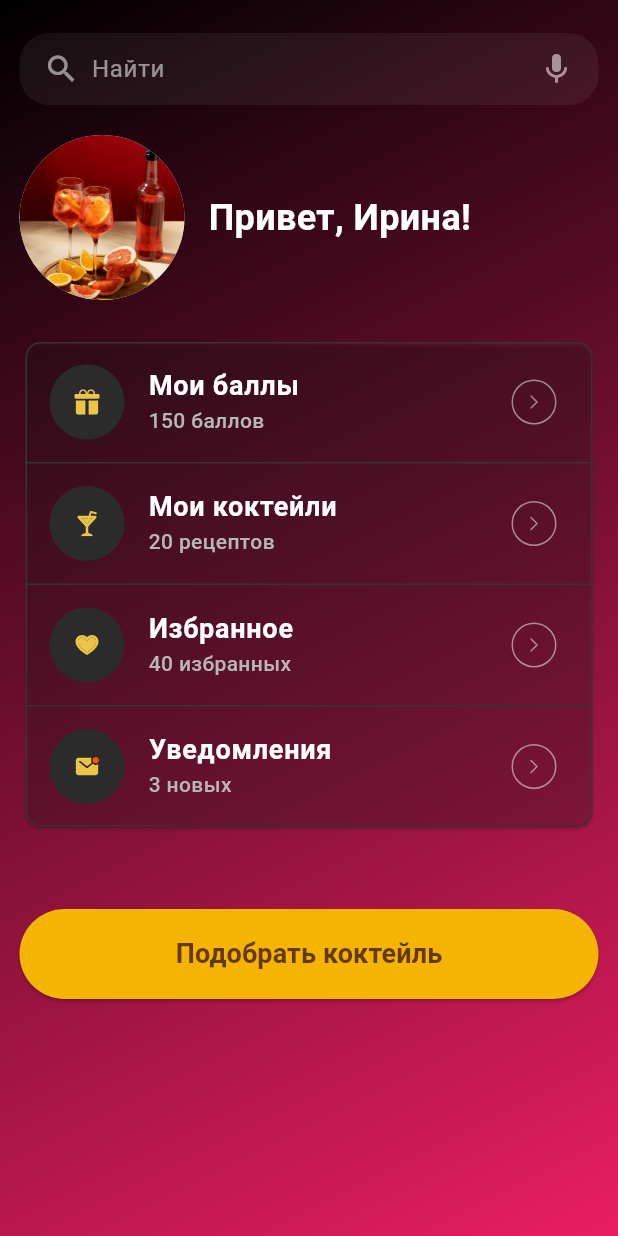
After one commit to SpeedWagon165/cocktails, a Flutter app: the HomePage screen opened directly, on a phone screen of 412 x 824 dp. The commit adds this screen. Run offline on Flutter 3.47's test engine with Material 3 defaults, Android fonts, the phone set to English and light mode, and no system bars; our stand-ins replace expandable_page_view, flutter_multi_formatter, flutter_svg, gradient_borders, persistent_bottom_nav_bar_v2.

Commit message:
Всё ещё норм

```diff
--- a/lib/main.dart
+++ b/lib/main.dart
@@ -1,4 +1,4 @@
-import 'package:cocktails/pages/auth/welcome_page.dart';
+import 'package:cocktails/pages/welcome_page.dart';
 import 'package:cocktails/utilities/adaptive_size.dart';
 import 'package:flutter/material.dart';
 import 'package:cocktails/theme/styles.dart';
@@ -20,14 +20,12 @@ class MyApp extends StatelessWidget {
         return MaterialApp(
           title: 'Flutter Demo',
           theme: ThemeData(
-            primarySwatch: Colors.blue,
             extensions: [AppTextStyles.light],
           ),
           darkTheme: ThemeData(
-            primarySwatch: Colors.blue,
             extensions: [AppTextStyles.dark],
           ),
-          home: const SignInPage(),
+          home: const WelcomePage(),
         );
       },
     );
--- a/lib/pages/auth/registration_page_3.dart
+++ b/lib/pages/auth/registration_page_3.dart
@@ -20,6 +20,8 @@ class RegistrationPage3 extends StatefulWidget {
 }
 
 class _RegistrationPage3State extends State<RegistrationPage3> {
+  final TextEditingController _birthdateController = TextEditingController();
+
   @override
   Widget build(BuildContext context) {
     return BasePopup(
@@ -53,10 +55,12 @@ class _RegistrationPage3State extends State<RegistrationPage3> {
             phoneNumber: true,
             joinPosition: JoinPosition.none,
           ),
-          const CustomTextField(
+          CustomTextField(
             labelText: 'Дата рождения',
             isJoined: true,
             joinPosition: JoinPosition.none,
+            isDate: true,
+            controller: _birthdateController,
           ),
           const CustomTextField(
             labelText: 'Номер реферала',
--- /dev/null
+++ b/lib/pages/home/home_page.dart
@@ -0,0 +1,93 @@
+import 'package:cocktails/widgets/home/info_tile_home.dart';
+import 'package:flutter/material.dart';
+import '../../widgets/bottom_nav_bar.dart';
+import '../../widgets/custom_button.dart';
+import '../../widgets/gradient_scaffold.dart';
+import '../../widgets/home/search_bar_widget.dart';
+
+class HomePage extends StatelessWidget {
+  const HomePage({super.key});
+
+  @override
+  Widget build(BuildContext context) {
+    return GradientScaffold(
+      body: SafeArea(
+        child: Column(
+          crossAxisAlignment: CrossAxisAlignment.start,
+          children: [
+            const SizedBox(
+              height: 22,
+            ),
+            const CustomSearchBar(),
+            const SizedBox(height: 20),
+            const Row(
+              children: [
+                CircleAvatar(
+                  radius: 55,
+                  backgroundImage:
+                      AssetImage('assets/images/auth_background.jpeg'),
+                ),
+                SizedBox(width: 16),
+                Column(
+                  children: [
+                    Text(
+                      'Привет, Ирина!',
+                      style: TextStyle(
+                        color: Colors.white,
+                        fontSize: 24,
+                        fontWeight: FontWeight.bold,
+                      ),
+                    ),
+                  ],
+                ),
+              ],
+            ),
+            const SizedBox(height: 24),
+            Card(
+              color: Colors.white.withOpacity(0.02),
+              shape: RoundedRectangleBorder(
+                  borderRadius: BorderRadius.circular(10),
+                  side: const BorderSide(
+                    color: Color(0xff343434),
+                    width: 1.0,
+                  )),
+              child: const Column(
+                children: [
+                  InfoTileHome(
+                    icon: 'assets/images/gift_icon.svg',
+                    title: 'Мои баллы',
+                    subtitle: '150 баллов',
+                  ),
+                  Divider(color: Color(0xff343434), height: 1),
+                  InfoTileHome(
+                    icon: 'assets/images/cocktail_icon.svg',
+                    title: 'Мои коктейли',
+                    subtitle: '20 рецептов',
+                  ),
+                  Divider(color: Color(0xff343434), height: 1),
+                  InfoTileHome(
+                    icon: 'assets/images/heart_icon.svg',
+                    title: 'Избранное',
+                    subtitle: '40 избранных',
+                  ),
+                  Divider(color: Color(0xff343434), height: 1),
+                  InfoTileHome(
+                    icon: 'assets/images/mail_icon.svg',
+                    title: 'Уведомления',
+                    subtitle: '3 новых',
+                  ),
+                ],
+              ),
+            ),
+            const SizedBox(height: 51),
+            CustomButton(
+              text: 'Подобрать коктейль',
+              onPressed: () {},
+              single: true,
+            ),
+          ],
+        ),
+      ),
+    );
+  }
+}
--- a/lib/widgets/auth/custom_switcher.dart
+++ b/lib/widgets/auth/custom_switcher.dart
@@ -58,7 +58,7 @@ class GradientBorderSwitchState extends State<GradientBorderSwitch> {
           height: 50,
           alignment: Alignment.center,
           decoration: BoxDecoration(
-            color: Colors.blue.withOpacity(0.04),
+            color: Colors.white.withOpacity(0.04),
             borderRadius: BorderRadius.only(
               topLeft: Radius.circular(index == 0 ? 10 : 0),
               bottomLeft: Radius.circular(index == 0 ? 10 : 0),
--- /dev/null
+++ b/lib/widgets/gradient_scaffold.dart
@@ -0,0 +1,61 @@
+import 'package:flutter/material.dart';
+
+class GradientScaffold extends StatelessWidget {
+  final Widget body;
+  final PreferredSizeWidget? appBar;
+  final Widget? bottomNavigationBar;
+  final Widget? floatingActionButton;
+  final FloatingActionButtonLocation? floatingActionButtonLocation;
+  final List<Widget>? persistentFooterButtons;
+  final Widget? drawer;
+  final Widget? endDrawer;
+  final Color? backgroundColor;
+  final bool? resizeToAvoidBottomInset;
+  final bool primary;
+
+  const GradientScaffold({
+    super.key,
+    required this.body,
+    this.appBar,
+    this.bottomNavigationBar,
+    this.floatingActionButton,
+    this.floatingActionButtonLocation,
+    this.persistentFooterButtons,
+    this.drawer,
+    this.endDrawer,
+    this.backgroundColor,
+    this.resizeToAvoidBottomInset,
+    this.primary = true,
+  });
+
+  @override
+  Widget build(BuildContext context) {
+    return Scaffold(
+      appBar: appBar,
+      bottomNavigationBar: bottomNavigationBar,
+      floatingActionButton: floatingActionButton,
+      floatingActionButtonLocation: floatingActionButtonLocation,
+      persistentFooterButtons: persistentFooterButtons,
+      drawer: drawer,
+      endDrawer: endDrawer,
+      backgroundColor: Colors.transparent,
+      // Делает Scaffold прозрачным
+      resizeToAvoidBottomInset: resizeToAvoidBottomInset,
+      primary: primary,
+      body: Container(
+        decoration: const BoxDecoration(
+          gradient: LinearGradient(
+            colors: [Colors.black, Colors.pink],
+            // Задайте свои цвета градиента
+            begin: Alignment.topLeft,
+            end: Alignment.bottomRight,
+          ),
+        ),
+        child: Padding(
+          padding: const EdgeInsets.symmetric(horizontal: 13.0),
+          child: body,
+        ),
+      ),
+    );
+  }
+}
--- /dev/null
+++ b/lib/widgets/home/info_tile_home.dart
@@ -0,0 +1,77 @@
+import 'package:cocktails/theme/theme_extensions.dart';
+import 'package:flutter/material.dart';
+import 'package:flutter_svg/svg.dart';
+
+class InfoTileHome extends StatelessWidget {
+  final String icon;
+  final String title;
+  final String subtitle;
+
+  const InfoTileHome({
+    super.key,
+    required this.icon,
+    required this.title,
+    required this.subtitle,
+  });
+
+  @override
+  Widget build(BuildContext context) {
+    return SizedBox(
+      height: 80,
+      child: Center(
+        child: ListTile(
+          leading: Container(
+            width: 50,
+            height: 50,
+            decoration: const BoxDecoration(
+              shape: BoxShape.circle,
+              color: Color(0xff2B2B2B),
+            ),
+            child: Center(
+              child: SvgPicture.asset(
+                icon,
+                width: 17,
+                height: 17,
+              ),
+            ),
+          ),
+          title: Text(
+            title,
+            style: context.textStyles.buttonText18Brown
+                .copyWith(color: Colors.white),
+          ),
+          subtitle: Text(
+            subtitle,
+            style: context.textStyles.bodyText12Grey.copyWith(fontSize: 14),
+          ),
+          trailing: Container(
+            width: 30,
+            height: 30,
+            decoration: BoxDecoration(
+              color: Colors.transparent,
+              shape: BoxShape.circle,
+              border: Border.all(
+                color: Colors.white.withOpacity(0.5),
+                width: 1,
+              ),
+            ),
+            child: IconButton(
+              icon: SvgPicture.asset(
+                'assets/images/arrow_forward.svg',
+                width: 10,
+                height: 10,
+                color: Colors.white.withOpacity(0.5),
+              ),
+              iconSize: 30.0,
+              onPressed: () {},
+              padding: EdgeInsets.zero,
+              constraints: const BoxConstraints(),
+              splashRadius: 24.0,
+              tooltip: 'Back',
+            ),
+          ),
+        ),
+      ),
+    );
+  }
+}
--- /dev/null
+++ b/lib/widgets/home/search_bar_widget.dart
@@ -0,0 +1,33 @@
+import 'package:flutter/material.dart';
+
+class CustomSearchBar extends StatelessWidget {
+  const CustomSearchBar({super.key});
+
+  @override
+  Widget build(BuildContext context) {
+    return Container(
+      padding: EdgeInsets.symmetric(horizontal: 16),
+      decoration: BoxDecoration(
+        color: Colors.white.withOpacity(0.06),
+        borderRadius: BorderRadius.circular(20),
+      ),
+      child: const Row(
+        children: [
+          Icon(Icons.search, color: Colors.white54),
+          SizedBox(width: 8),
+          Expanded(
+            child: TextField(
+              decoration: InputDecoration(
+                hintText: 'Найти',
+                hintStyle: TextStyle(color: Colors.white54),
+                border: InputBorder.none,
+              ),
+              style: TextStyle(color: Colors.white),
+            ),
+          ),
+          Icon(Icons.mic, color: Colors.white54),
+        ],
+      ),
+    );
+  }
+}
--- a/pubspec.yaml
+++ b/pubspec.yaml
@@ -48,6 +48,8 @@ dependencies:
   page_transition: ^2.1.0
   flutter_multi_formatter: ^2.1.0
   gradient_borders: ^1.0.1
+  intl: ^0.19.0
+  persistent_bottom_nav_bar_v2: ^5.2.3
 
 dev_dependencies:
   flutter_test:
```
Also changed, not shown: lib/pages/auth/permission_page.dart (+8 -4 lines), lib/pages/auth/sing_in_page.dart (+7 -1 lines), lib/pages/welcome_page.dart (renamed from lib/pages/auth/welcome_page.dart, +6 -6 lines), lib/widgets/auth/custom_auth_textfield.dart (+61 -5 lines), lib/widgets/bottom_nav_bar.dart (added, +50 -0 lines), lib/widgets/bottom_nav_bar_style.dart (added, +66 -0 lines), lib/widgets/main_background.dart (added, +27 -0 lines), assets/images/cocktail_icon.svg (added), assets/images/gift_icon.svg (added), assets/images/heart_icon.svg (added), assets/images/mail_icon.svg (added), pubspec.lock.
